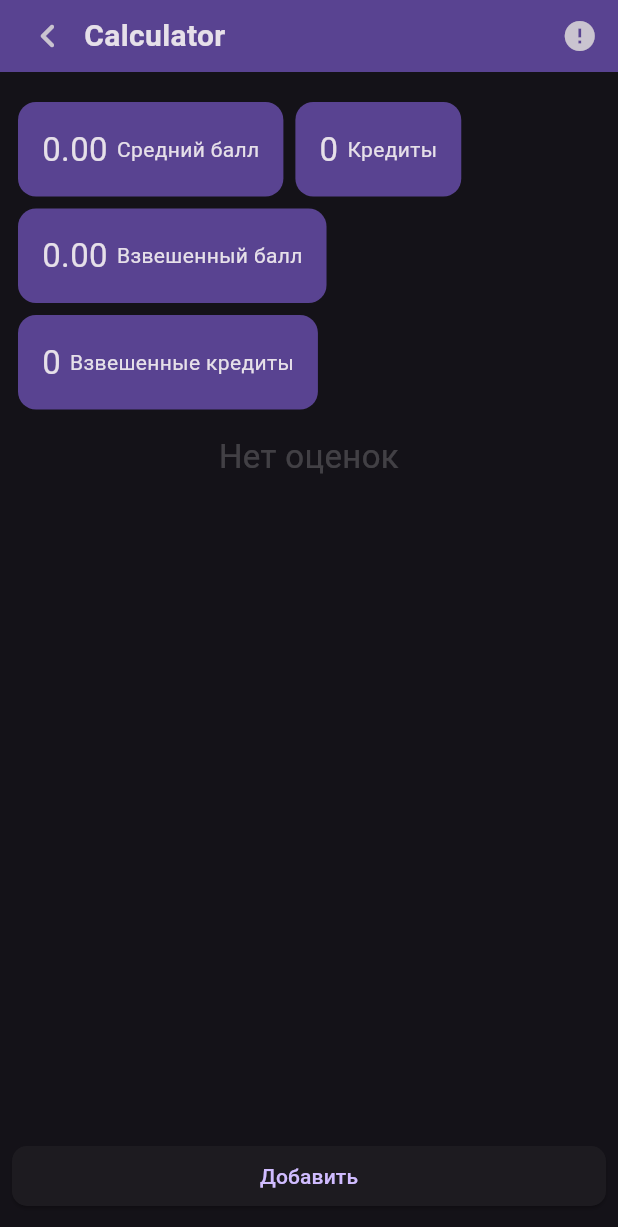
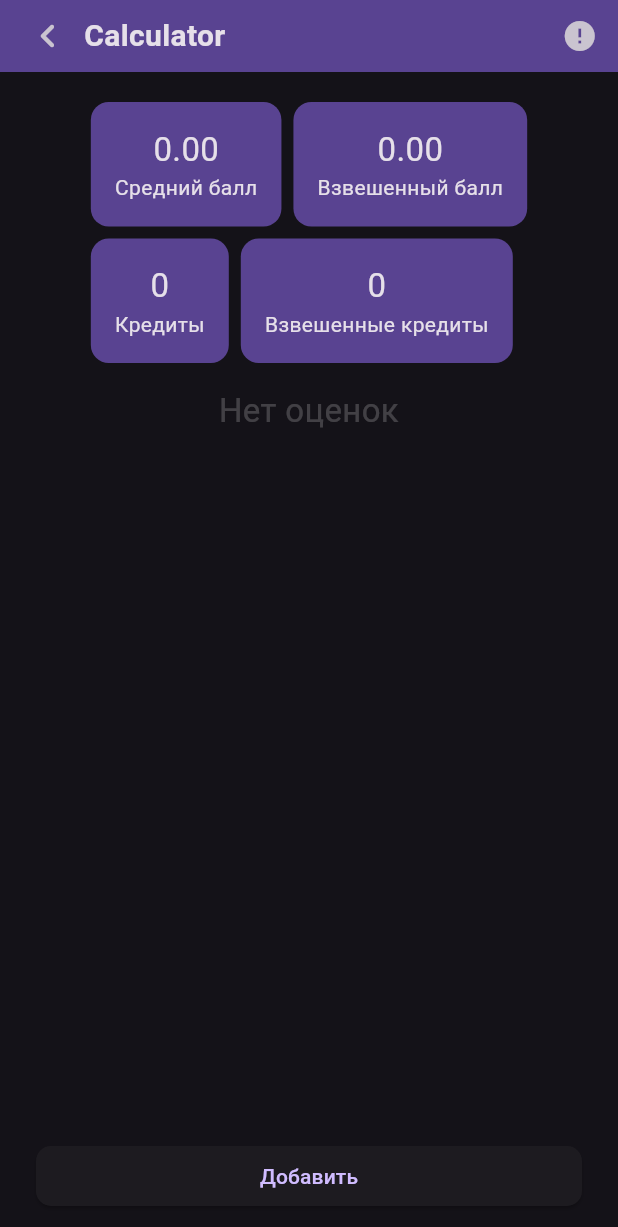
Before and after one commit to Vazgen2k4/link_manager, a Flutter app: the CalcPage screen opened by its route, on a phone screen of 412 x 824 dp. Shown: the top 1227 px of the screen. Run offline on Flutter 3.47's test engine with Material 3 defaults, Android fonts, the phone set to English and light mode, and no system bars; drawn by our look-alikes of auto_size_text, cached_network_image; our stand-ins replace bloc, cloud_firestore, connectivity_plus, equatable, firebase_auth, firebase_core and 4 more; accounts and stored records are empty; generated files the repository leaves out were written again; network calls fail.

Commit message:
2.1.7 version

```diff
--- a/lib/ui/pages/calc/calc_page.dart
+++ b/lib/ui/pages/calc/calc_page.dart
@@ -52,33 +52,30 @@ class CalcListWidget extends StatelessWidget {
   @override
   Widget build(BuildContext context) {
     return Padding(
-      padding: const EdgeInsets.symmetric(vertical: 8),
+      padding: const EdgeInsets.symmetric(vertical: 8, horizontal: 16),
       child: Column(
         mainAxisSize: MainAxisSize.max,
         spacing: 12,
         children: [
-          SizedBox(
-            width: double.infinity,
-            child: Wrap(
+          Wrap(
             children: [
               CalcCardWidget(
                 text: "Средний балл",
                 type: CalcType.awg,
               ),
               CalcCardWidget(
+                text: "Взвешенный балл",
+                type: CalcType.weightedAwg,
+              ),
+              CalcCardWidget(
                 text: "Кредиты",
                 type: CalcType.sumGrades,
-                ),
-                CalcCardWidget(
-                  text: "Взвешенный балл",
-                  type: CalcType.weightedAwg,
               ),
               CalcCardWidget(
                 text: "Взвешенные кредиты",
                 type: CalcType.sumWeightGrades,
               ),
             ],
-            ),
           ),
           BlocSelector<CalcBloc, CalcState, List<CalcWeightedGrade>>(
             selector: (state) {
@@ -140,7 +137,7 @@ class CalcCardWidget extends StatelessWidget {
 
   const CalcCardWidget({
     super.key,
-    required this.text,
+    this.text = "ll",
     required this.type,
   });
 
@@ -151,7 +148,6 @@ class CalcCardWidget extends StatelessWidget {
         CalcType.awg => state.calcAwg(),
       };
 
-
   int _getFractionDigits() => switch (type) {
         CalcType.weightedAwg => 2,
         CalcType.sumGrades => 0,
@@ -161,15 +157,17 @@ class CalcCardWidget extends StatelessWidget {
 
   @override
   Widget build(BuildContext context) {
-    return Card.filled(
+    return Tooltip(
+      message: text,
+      child: Card.filled(
         color: AppColors.main,
         child: Padding(
           padding: const EdgeInsets.all(16.0),
           child: ClipRRect(
             clipBehavior: Clip.hardEdge,
-          child: Row(
+            child: Column(
               mainAxisSize: MainAxisSize.min,
-            spacing: 6,
+              // spacing: 6,
               children: [
                 BlocBuilder<CalcBloc, CalcState>(
                   builder: (context, state) {
@@ -187,6 +185,7 @@ class CalcCardWidget extends StatelessWidget {
                 ),
                 Text(text),
               ],
+            ),
           ),
         ),
       ),
--- a/pubspec.yaml
+++ b/pubspec.yaml
@@ -2,7 +2,7 @@ name: link_manager
 description: A new Flutter project.
 publish_to: 'none'
 # new_version
-version: 2.1.6+15
+version: 2.1.7+16
 
 environment:
   sdk: '>=3.0.6 <4.0.0'
```
Lines whose indentation alone changed are shown as unchanged.
